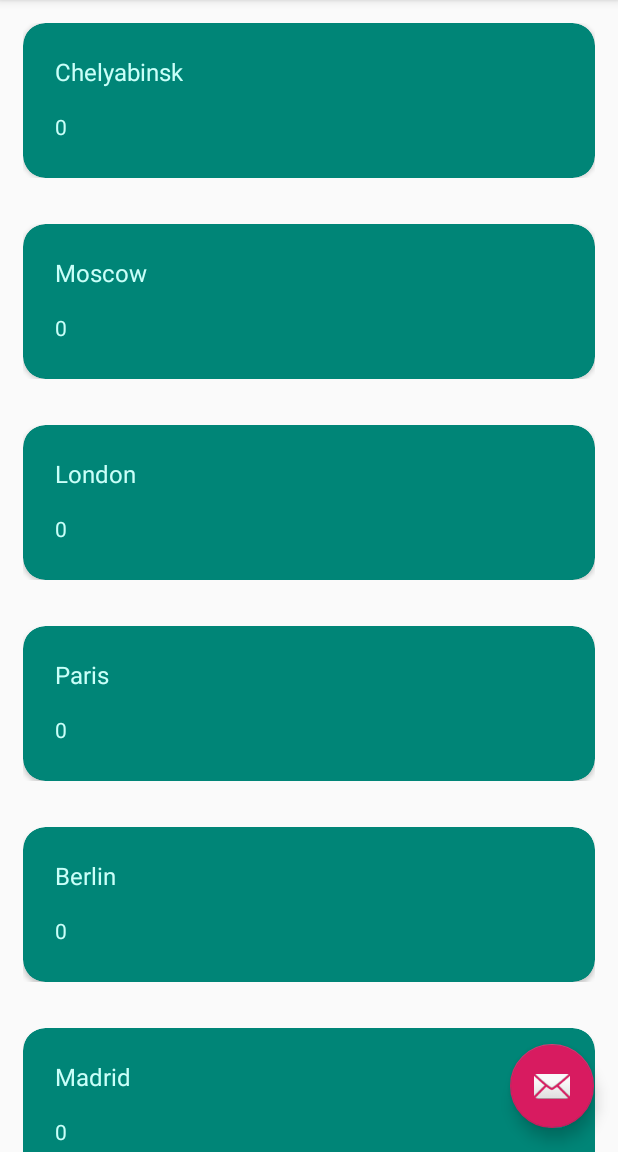
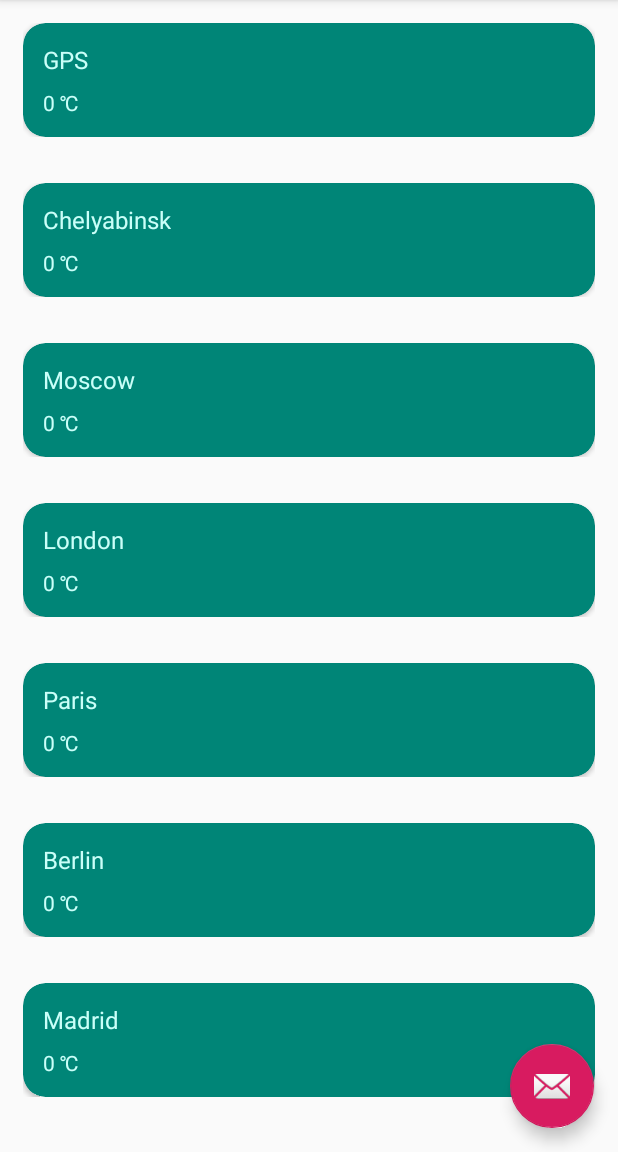
Before and after one commit to vlabum/NWeather, an Android app: the screen it shows after launch (MainActivity), on a phone screen of 412 x 824 dp, the part 84-1236 px from its top. Run offline under Robolectric (Android 15) with nearby library versions, the light colour scheme and no system bars; libraries missing offline, so code that uses them is left out: retrofit2.converter.jackson; 1 statement that could not run was skipped.

Commit message:
Добавлена возможность запросить погоду по географическим координатам (GPS)

```diff
--- a/app/build.gradle
+++ b/app/build.gradle
@@ -22,6 +22,10 @@ android {
     }
     productFlavors {
     }
+    compileOptions {
+        sourceCompatibility = '1.8'
+        targetCompatibility = '1.8'
+    }
 }
 
 dependencies {
@@ -36,6 +40,7 @@ dependencies {
     implementation 'com.android.support.constraint:constraint-layout:1.1.3'
     implementation 'com.squareup.retrofit2:retrofit:2.5.0'
     implementation 'com.squareup.retrofit2:converter-jackson:2.5.0'
+    api 'com.google.guava:guava:27.0.1-android'
     testImplementation 'junit:junit:4.12'
     androidTestImplementation 'com.android.support.test:runner:1.0.2'
     androidTestImplementation 'com.android.support.test.espresso:espresso-core:3.0.2'
--- a/app/src/main/AndroidManifest.xml
+++ b/app/src/main/AndroidManifest.xml
@@ -4,6 +4,8 @@
           package="ru.vlabum.android.apps.nweather">
 
     <uses-permission android:name="android.permission.INTERNET"/>
+    <uses-permission android:name="android.permission.ACCESS_COARSE_LOCATION"/>
+    <uses-permission android:name="android.permission.ACCESS_FINE_LOCATION"/>
 
     <application
             android:name="ru.vlabum.android.apps.nweather.App"
--- a/app/src/main/java/ru/vlabum/android/apps/nweather/CityRecyclerViewAdapter.kt
+++ b/app/src/main/java/ru/vlabum/android/apps/nweather/CityRecyclerViewAdapter.kt
@@ -41,7 +41,7 @@ class CityRecyclerViewAdapter(
         val item = mValues[position]
         holder.cityName.text = item.name
         holder.weatherDescr.text = item.descr
-        holder.weatherTemp.text = item.temerature.toString()
+        holder.weatherTemp.text = String.format("%d %s", item.temerature, App.getInstance().getString(R.string.celsium))
 
         with(holder.itemView) {
             tag = item
--- a/app/src/main/java/ru/vlabum/android/apps/nweather/MainActivity.kt
+++ b/app/src/main/java/ru/vlabum/android/apps/nweather/MainActivity.kt
@@ -1,91 +1,46 @@
 package ru.vlabum.android.apps.nweather
 
+import android.Manifest.permission.ACCESS_COARSE_LOCATION
+import android.Manifest.permission.ACCESS_FINE_LOCATION
+import android.annotation.SuppressLint
 import android.content.Context
 import android.content.SharedPreferences
 import android.database.sqlite.SQLiteDatabase
-import android.hardware.Sensor
-import android.hardware.SensorEvent
-import android.hardware.SensorEventListener
-import android.hardware.SensorManager
+import android.location.Criteria
+import android.location.Criteria.ACCURACY_LOW
+import android.location.Location
+import android.location.LocationListener
+import android.location.LocationManager
 import android.os.Bundle
 import android.os.StrictMode
 import android.preference.PreferenceManager
 import android.support.design.widget.NavigationView
 import android.support.design.widget.Snackbar
+import android.support.v4.app.ActivityCompat
 import android.support.v4.view.GravityCompat
 import android.support.v7.app.ActionBarDrawerToggle
-import android.support.v7.app.AppCompatActivity
-import android.util.Log
 import android.view.Menu
 import android.view.MenuItem
-import android.widget.Toast
+import com.google.common.collect.ImmutableList
 import kotlinx.android.synthetic.main.activity_main.*
 import kotlinx.android.synthetic.main.app_bar_main.*
-import kotlinx.android.synthetic.main.nav_header_main.*
 import ru.vlabum.android.apps.nweather.MediaPlayer.AudioPlayerFragment
 import ru.vlabum.android.apps.nweather.data.CityItem
 import ru.vlabum.android.apps.nweather.data.DatabaseHelper
+import ru.vlabum.android.apps.nweather.util.PermissionsActivity
 
-class MainActivity : AppCompatActivity(),
+class MainActivity : PermissionsActivity(),
     NavigationView.OnNavigationItemSelectedListener,
     CityListFragment.OnListFragmentInteractionListener,
-    SensorEventListener {
+    ActivityCompat.OnRequestPermissionsResultCallback {
 
     val LOG_CLASS_NAME = this::class.java.name
 
-    private lateinit var sensorManager: SensorManager
-    private var sensor_temp: Sensor? = null
-    private var sensor_humidity: Sensor? = null
+    private val PERMISSION_REQUEST_CODE = 60061
     private var prefereces: SharedPreferences? = null
-
     private var databaseHelper: DatabaseHelper? = null
     private var database: SQLiteDatabase? = null
-
-    override fun onAccuracyChanged(sensor: Sensor?, accuracy: Int) {
-        return
-    }
-
-    override fun onSensorChanged(event: SensorEvent?) {
-        val sensor = event?.sensor ?: return
-        when (sensor.type) {
-            Sensor.TYPE_AMBIENT_TEMPERATURE -> {
-                Log.v(
-                    LOG_CLASS_NAME,
-                    String.format("onSensorChanged TYPE_AMBIENT_TEMPERATURE value = %f", event.values[0])
-                )
-                nav_header_main_current_temp?.text =
-                        String.format("%s%s", event.values[0].toInt().toString(), getString(R.string.celsium))
-                return
-            }
-            Sensor.TYPE_RELATIVE_HUMIDITY -> {
-                Log.v(
-                    LOG_CLASS_NAME,
-                    String.format("onSensorChanged TYPE_RELATIVE_HUMIDITY value = %f", event.values[0])
-                )
-                nav_header_main_current_humidity?.text =
-                        String.format("%s%s", event.values[0].toInt().toString(), getString(R.string.perc))
-                return
-            }
-        }
-    }
-
-
-    override fun onListFragmentInteraction(item: CityItem?) {
-        Toast.makeText(
-            App.getInstance(),
-            String.format("onListFragmentInteraction %s", item?.name),
-            Toast.LENGTH_LONG
-        ).show()
-        val bundle = Bundle()
-        bundle.putString("cityName", item?.name)
-        val dataWeatherFragment = DataWeatherFragment()
-        dataWeatherFragment.arguments = bundle
-        supportFragmentManager
-            .beginTransaction()
-            .replace(R.id.container, dataWeatherFragment)
-            .addToBackStack(null)
-            .commit()
-    }
+    private var locationManager: LocationManager? = null
 
     override fun onCreate(savedInstanceState: Bundle?) {
         super.onCreate(savedInstanceState)
@@ -94,43 +49,27 @@ class MainActivity : AppCompatActivity(),
 
         val policy = StrictMode.ThreadPolicy.Builder().permitAll().build()
         StrictMode.setThreadPolicy(policy)
+        askPermissions(ImmutableList.of(ACCESS_COARSE_LOCATION, ACCESS_FINE_LOCATION))
 
         fab.setOnClickListener { view ->
             Snackbar.make(view, "Replace with your own action", Snackbar.LENGTH_LONG)
                 .setAction("Action", null).show()
         }
 
+        setDrawer()
+
+        prefereces = PreferenceManager.getDefaultSharedPreferences(this)
+        restoreConfigData()
+        supportFragmentManager.beginTransaction().replace(R.id.container, CityListFragment()).commit()
+    }
+
+    private fun setDrawer() {
         val toggle = ActionBarDrawerToggle(
             this, drawer_layout, toolbar, R.string.navigation_drawer_open, R.string.navigation_drawer_close
         )
         drawer_layout.addDrawerListener(toggle)
         toggle.syncState()
-
         nav_view.setNavigationItemSelectedListener(this)
-
-        prefereces = PreferenceManager.getDefaultSharedPreferences(this)
-        restoreConfigData()
-
-        supportFragmentManager.beginTransaction().replace(R.id.container, CityListFragment()).commit()
-
-        sensorManager = getSystemService(Context.SENSOR_SERVICE) as SensorManager
-        sensor_temp = sensorManager.getDefaultSensor(Sensor.TYPE_AMBIENT_TEMPERATURE)
-        sensor_humidity = sensorManager.getDefaultSensor(Sensor.TYPE_RELATIVE_HUMIDITY)
-
-        val sensorsList = sensorManager.getSensorList(Sensor.TYPE_ALL)
-        sensorsList.forEach {
-            Log.v(LOG_CLASS_NAME, String.format("sensor_name = %s", it.name))
-        }
-        if (sensorManager.getDefaultSensor(Sensor.TYPE_AMBIENT_TEMPERATURE) != null) {
-            Log.v(LOG_CLASS_NAME, String.format("TYPE_AMBIENT_TEMPERATURE %s ", "имеется"))
-        } else {
-            Log.v(LOG_CLASS_NAME, String.format("TYPE_AMBIENT_TEMPERATURE %s ", "отсутствует"))
-        }
-        if (sensorManager.getDefaultSensor(Sensor.TYPE_RELATIVE_HUMIDITY) != null) {
-            Log.v(LOG_CLASS_NAME, String.format("TYPE_RELATIVE_HUMIDITY %s ", "имеется"))
-        } else {
-            Log.v(LOG_CLASS_NAME, String.format("TYPE_RELATIVE_HUMIDITY %s ", "отсутствует"))
-        }
     }
 
     fun saveConfigData() {
@@ -151,8 +90,49 @@ class MainActivity : AppCompatActivity(),
         }
     }
 
+    @SuppressLint("MissingPermission")
+    override fun onAllow() {
+        locationManager = getSystemService(Context.LOCATION_SERVICE) as LocationManager
+        val criteria = Criteria()
+        criteria.accuracy = ACCURACY_LOW
+        val provider = locationManager?.getBestProvider(criteria, true)
+
+        val locationListener = object : LocationListener {
+            override fun onLocationChanged(location: Location?) {
+                if (location == null)
+                    return
+                DataStorage.instance().latitude = location.latitude
+                DataStorage.instance().longitude = location.longitude
+            }
+
+            override fun onStatusChanged(provider: String?, status: Int, extras: Bundle?) {}
+
+            override fun onProviderEnabled(provider: String?) {}
+
+            override fun onProviderDisabled(provider: String?) {}
+        }
+        if (provider != null) {
+            locationManager?.requestLocationUpdates(provider, 10000, 10f, locationListener)
+        }
+    }
+
+    override fun onRefuse() {
+        super.onRefuse()
+    }
+
+    override fun onListFragmentInteraction(item: CityItem?) {
+        val bundle = Bundle()
+        bundle.putString("cityName", item?.name)
+        val dataWeatherFragment = DataWeatherFragment()
+        dataWeatherFragment.arguments = bundle
+        supportFragmentManager
+            .beginTransaction()
+            .replace(R.id.container, dataWeatherFragment)
+            .addToBackStack(null)
+            .commit()
+    }
+
     override fun onCreateOptionsMenu(menu: Menu): Boolean {
-        // Inflate the menu; this adds items to the action bar if it is present.
         menuInflater.inflate(R.menu.main, menu)
         menu.findItem(R.id.action_menu_load_icons).isChecked = App.getInstance().repository.isLoadIcon
         menu.findItem(R.id.action_menu_load_forecast).isChecked = App.getInstance().repository.isForecast5
@@ -160,9 +140,6 @@ class MainActivity : AppCompatActivity(),
     }
 
     override fun onOptionsItemSelected(item: MenuItem): Boolean {
-        // Handle action bar item clicks here. The action bar will
-        // automatically handle clicks on the Home/Up button, so long
-        // as you specify a parent activity in AndroidManifest.xml.
         when (item.itemId) {
             R.id.action_menu_load_icons -> {
                 App.getInstance().repository.isLoadIcon = !App.getInstance().repository.isLoadIcon
@@ -179,7 +156,6 @@ class MainActivity : AppCompatActivity(),
     }
 
     override fun onNavigationItemSelected(item: MenuItem): Boolean {
-        // Handle navigation view item clicks here.
         when (item.itemId) {
             R.id.nav_weather -> {
                 supportFragmentManager.beginTransaction().replace(R.id.container, CityListFragment()).commit()
@@ -201,13 +177,10 @@ class MainActivity : AppCompatActivity(),
 
     override fun onResume() {
         super.onResume()
-        sensor_temp?.also { v -> sensorManager.registerListener(this, v, SensorManager.SENSOR_DELAY_NORMAL) }
-        sensor_humidity?.also { v -> sensorManager.registerListener(this, v, SensorManager.SENSOR_DELAY_UI) }
     }
 
     override fun onPause() {
         super.onPause()
-        sensorManager.unregisterListener(this)
         saveConfigData()
     }
 
--- a/app/src/main/java/ru/vlabum/android/apps/nweather/data/DatabaseHelper.kt
+++ b/app/src/main/java/ru/vlabum/android/apps/nweather/data/DatabaseHelper.kt
@@ -5,6 +5,7 @@ import android.content.Context
 import android.database.Cursor
 import android.database.sqlite.SQLiteDatabase
 import android.database.sqlite.SQLiteOpenHelper
+import ru.vlabum.android.apps.nweather.DataStorage
 
 class DatabaseHelper(context: Context) : SQLiteOpenHelper(context, DATABASE_NAME, null, DATABASE_VERSION) {
 
@@ -58,8 +59,6 @@ class DatabaseHelper(context: Context) : SQLiteOpenHelper(context, DATABASE_NAME
     fun addCity(sqliteWritableDatabase: SQLiteDatabase, name: String) {
         val values = ContentValues()
         values.put(COLUMN_CITY_NAME, name)
-//        sqliteWritableDatabase.insert(TABLE_CITY, null, values)
-//        Sorry. I'm sql-man. По сути внутри insert запрос собирается практически так же.
         val sqlStr = StringBuilder()
             .append("insert into ")
             .append(TABLE_CITY)
@@ -79,6 +78,7 @@ class DatabaseHelper(context: Context) : SQLiteOpenHelper(context, DATABASE_NAME
     }
 
     fun getAllCities(database: SQLiteDatabase): ArrayList<CityItem> {
+        CityContent.addItem(CityItem(DataStorage.CITY_GPS, 0, 0, 0, ""))
         val cityItems = ArrayList<CityItem>()
         var cursor: Cursor? = null
         try {
--- /dev/null
+++ b/app/src/main/java/ru/vlabum/android/apps/nweather/util/PermissionsActivity.java
@@ -0,0 +1,54 @@
+package ru.vlabum.android.apps.nweather.util;
+
+import android.content.pm.PackageManager;
+import android.support.v4.app.ActivityCompat;
+import android.support.v4.content.ContextCompat;
+import android.support.v7.app.AppCompatActivity;
+import com.google.common.collect.FluentIterable;
+import com.google.common.primitives.Ints;
+
+import java.util.Collection;
+import java.util.List;
+
+public class PermissionsActivity extends AppCompatActivity {
+
+    static final int REQUEST_CODE = 5;
+
+    protected void onAllow() {
+    }
+
+    protected void onRefuse() {
+    }
+
+    public void askPermissions(Collection<String> permissions) {
+        List<String> notAllowedPermissions =
+                FluentIterable.from(permissions)
+                        .filter(permission -> !isPermissionAllowed(permission))
+                        .toList();
+        if (notAllowedPermissions.isEmpty()) {
+            onAllow();
+            return;
+        }
+        ActivityCompat.requestPermissions(
+                this,
+                notAllowedPermissions.toArray(new String[notAllowedPermissions.size()]),
+                REQUEST_CODE);
+    }
+
+    boolean isPermissionAllowed(String permission) {
+        return ContextCompat.checkSelfPermission(this, permission)
+                == PackageManager.PERMISSION_GRANTED;
+    }
+
+    @Override
+    public void onRequestPermissionsResult(int requestCode, String[] permissions, int[] grantResults) {
+        if (requestCode != REQUEST_CODE) {
+            return;
+        }
+        if (FluentIterable.from(Ints.asList(grantResults)).allMatch(integer -> integer == PackageManager.PERMISSION_GRANTED)) {
+            onAllow();
+        } else {
+            onRefuse();
+        }
+    }
+}
--- a/app/src/main/res/layout/fragment_city.xml
+++ b/app/src/main/res/layout/fragment_city.xml
@@ -16,7 +16,7 @@
             android:elevation="3dp"
             android:theme="@style/AppTheme">
 
-        <LinearLayout
+        <android.support.constraint.ConstraintLayout
                 android:layout_width="match_parent"
                 android:layout_height="match_parent"
                 android:orientation="vertical">
@@ -25,26 +25,35 @@
                     android:id="@+id/fragment_city_name"
                     android:layout_width="wrap_content"
                     android:layout_height="wrap_content"
-                    android:layout_margin="@dimen/text_margin"
                     android:textColor="@color/colorPrimaryLight"
                     tools:text="Город"
-                    android:textAppearance="?attr/textAppearanceListItem"/>
+                    android:textAppearance="?attr/textAppearanceListItem" android:layout_marginTop="8dp"
+                    card_view:layout_constraintTop_toTopOf="parent" card_view:layout_constraintStart_toStartOf="parent"
+                    android:layout_marginStart="8dp"
+            />
 
             <TextView
                     android:id="@+id/fragment_city_temp"
                     android:textColor="@color/colorPrimaryLight"
-                    android:layout_marginStart="16dp"
                     android:layout_width="wrap_content"
-                    android:layout_height="wrap_content"/>
+                    tools:text="temp"
+                    android:layout_height="wrap_content"
+                    card_view:layout_constraintStart_toStartOf="@+id/fragment_city_name"
+                    android:layout_marginTop="8dp" card_view:layout_constraintTop_toBottomOf="@+id/fragment_city_name"
+                    android:layout_marginBottom="8dp" card_view:layout_constraintBottom_toBottomOf="parent"
+                    card_view:layout_constraintVertical_bias="0.514"/>
 
             <TextView
                     android:id="@+id/fragment_city_descr"
                     android:textColor="@color/colorPrimaryLight"
-                    android:layout_marginStart="16dp"
+                    android:layout_marginStart="28dp"
+                    tools:text="descr"
                     android:layout_width="wrap_content"
-                    android:layout_height="wrap_content"/>
+                    android:layout_height="wrap_content"
+                    card_view:layout_constraintStart_toEndOf="@+id/fragment_city_temp"
+                    card_view:layout_constraintTop_toTopOf="@+id/fragment_city_temp"/>
 
-        </LinearLayout>
+        </android.support.constraint.ConstraintLayout>
     </android.support.v7.widget.CardView>
 
 </LinearLayout>
```
Also changed, not shown: app/src/main/java/ru/vlabum/android/apps/nweather/DataStorage.java (+19 -0 lines), app/src/main/java/ru/vlabum/android/apps/nweather/DataWeatherFragment.kt (+14 -5 lines), app/src/main/java/ru/vlabum/android/apps/nweather/dataweather/OpenWeatherMapService.java (+8 -0 lines).
